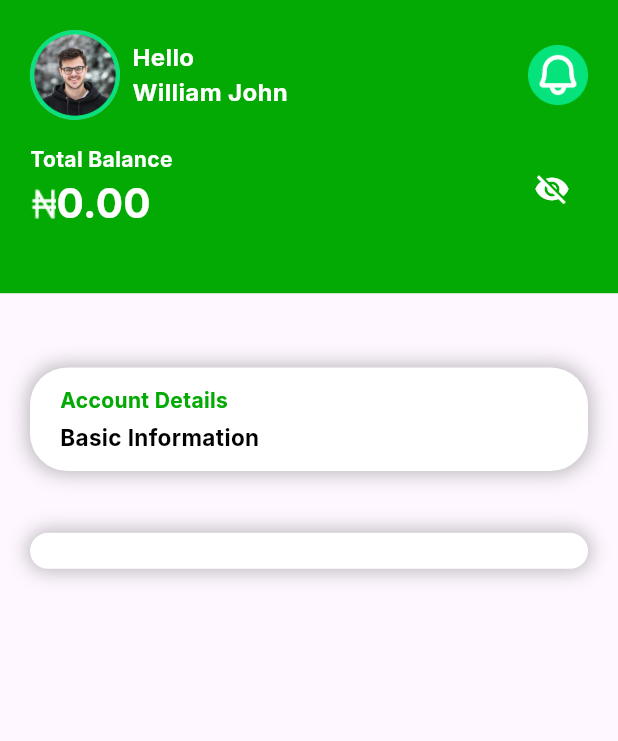
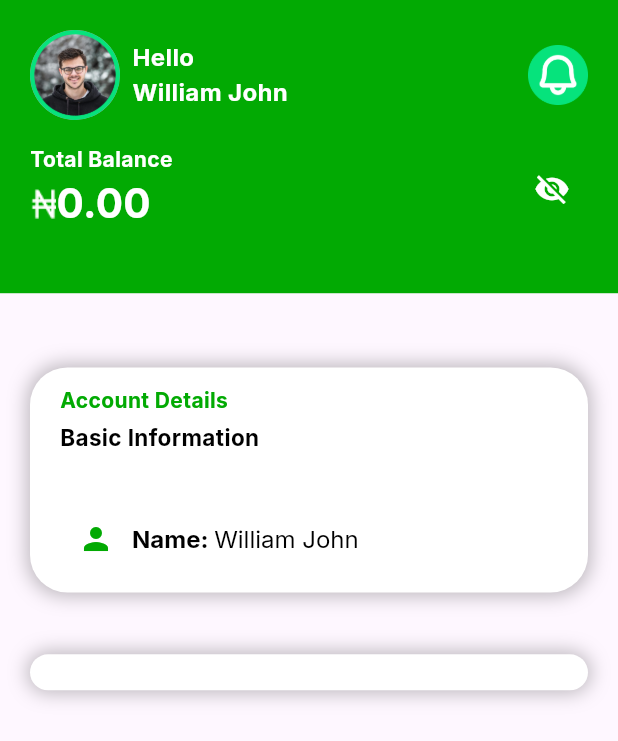
Before and after one commit to sarmiephoenix0x/Bills-Plug, a Flutter app: the ProfilePage screen opened directly, on a phone screen of 412 x 824 dp. Shown: the top 741 px of the screen. Run offline on Flutter 3.47's test engine with Material 3 defaults, Android fonts, the phone set to English and light mode, and no system bars; our stand-ins replace carousel_slider, local_auth.

Commit message:
Update profile_page.dart

```diff
--- a/lib/profile_page.dart
+++ b/lib/profile_page.dart
@@ -234,6 +234,41 @@ class _ProfilePageState extends State<ProfilePage>
                                 color: Colors.black,
                               ),
                             ),
+                            SizedBox(
+                                height:
+                                    MediaQuery.of(context).size.height * 0.04),
+                            Row(
+                              children: [
+                                IconButton(
+                                  icon: const Icon(Icons.person,
+                                      color: Color(0xFF02AA03)),
+                                  onPressed: () {},
+                                ),
+                                RichText(
+                                  text: const TextSpan(
+                                    children: [
+                                      TextSpan(
+                                        text: 'Name: ',
+                                        style: TextStyle(
+                                          fontFamily: 'Inter',
+                                          fontWeight: FontWeight.bold,
+                                          fontSize: 16.0,
+                                          color: Colors.black,
+                                        ),
+                                      ),
+                                      TextSpan(
+                                        text: 'William John',
+                                        style: TextStyle(
+                                          fontFamily: 'Inter',
+                                          fontSize: 16.0,
+                                          color: Colors.black,
+                                        ),
+                                      ),
+                                    ],
+                                  ),
+                                ),
+                              ],
+                            ),
                           ],
                         ),
                       ),
```
